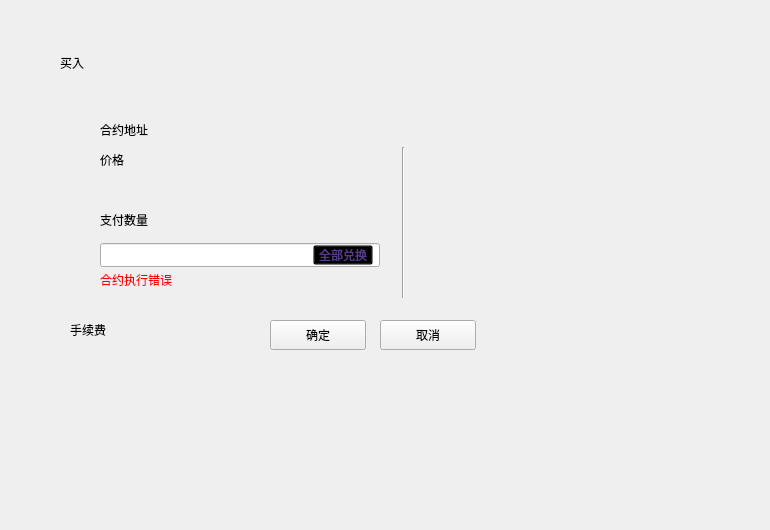
Before: the Qt Designer form LNKWallet/exchange/BuyOrderWidget.ui in HcashOrg/hx-indicator, drawn with Qt 5.
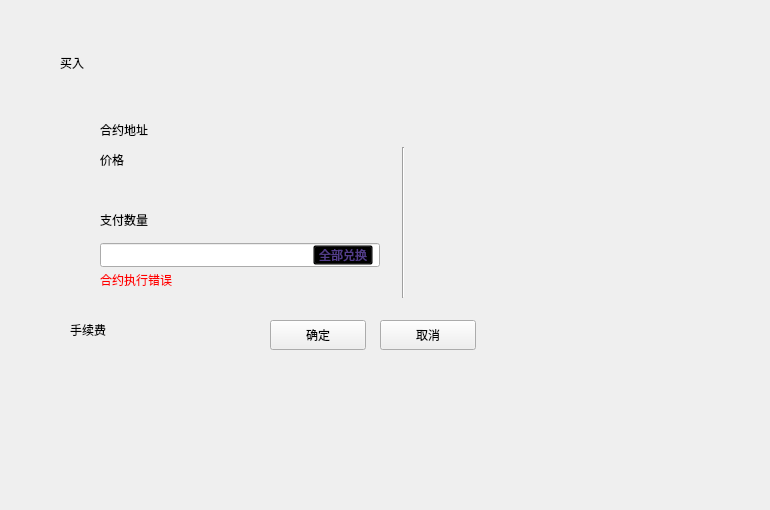
After: the same form once the commit is applied.

Diff of the .ui file:
```diff
--- a/LNKWallet/exchange/BuyOrderWidget.ui
+++ b/LNKWallet/exchange/BuyOrderWidget.ui
@@ -7,7 +7,7 @@
     <x>0</x>
     <y>0</y>
     <width>770</width>
-    <height>530</height>
+    <height>510</height>
    </rect>
   </property>
   <property name="font">
```
